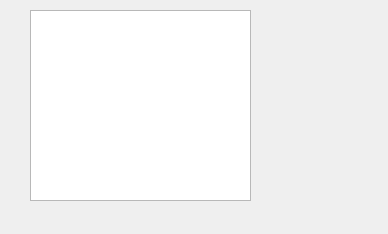
tomblackshaw/palpac, file src/ui/voices.ui: the form before one commit.
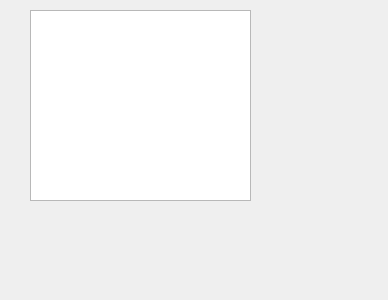
The form after the commit. Icons and pictures are not drawn.

Patch:
```diff
--- a/src/ui/voices.ui
+++ b/src/ui/voices.ui
@@ -7,7 +7,7 @@
     <x>0</x>
     <y>0</y>
     <width>388</width>
-    <height>234</height>
+    <height>300</height>
    </rect>
   </property>
   <property name="sizePolicy">
```
